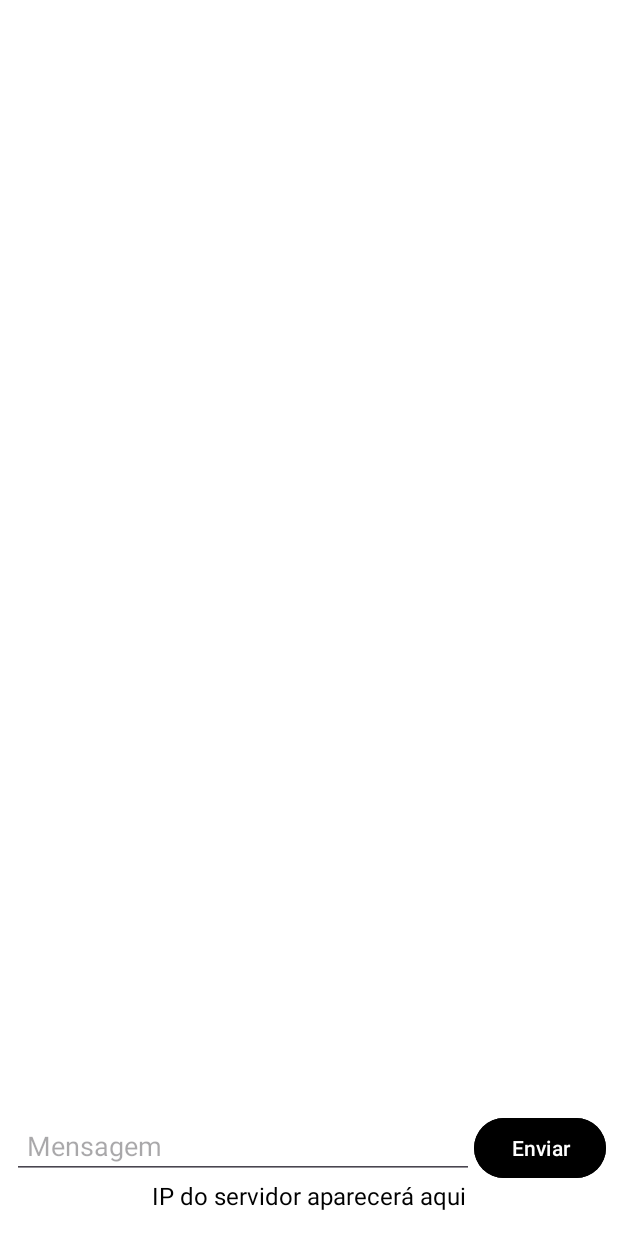
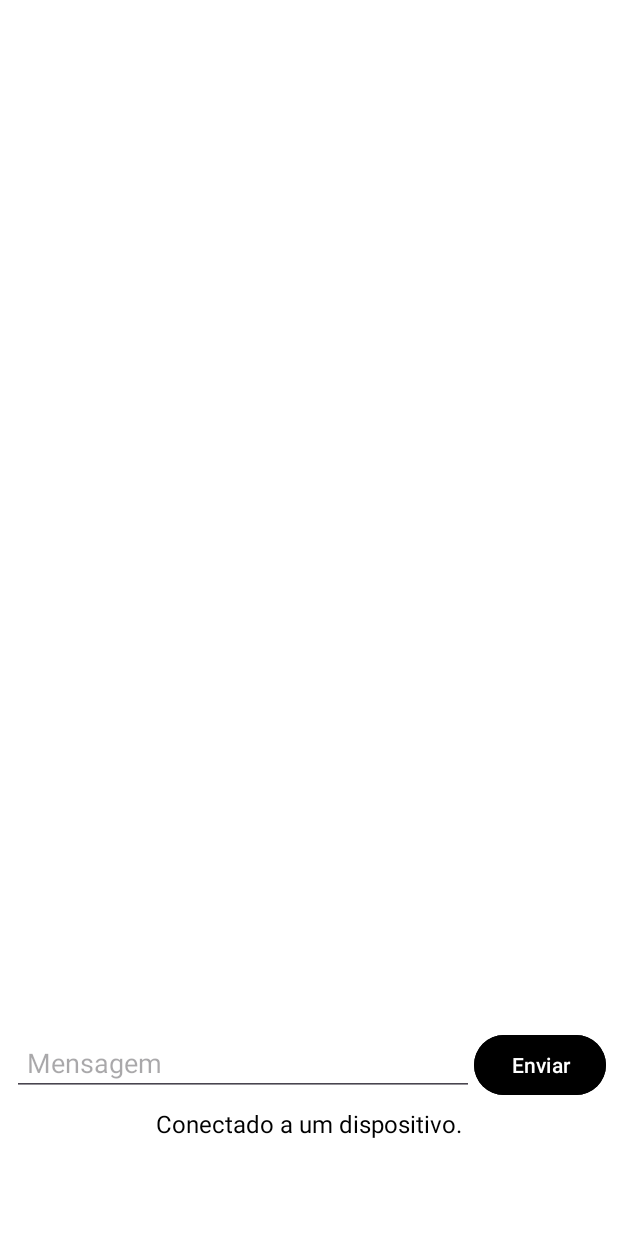
Before and after one commit to Gabriel-Fontanari1/chatSocketNew, an Android app: the ActivityChat screen opened directly, with no data from a screen before it, after a tap on "Enviar", on a phone screen of 412 x 824 dp. Run offline under Robolectric (Android 15) with nearby library versions, the phone set to English and light mode, and no system bars.

Commit message:
tudo pronto!

```diff
--- a/app/src/main/java/com/example/chatsocketnew/ActivityChat.java
+++ b/app/src/main/java/com/example/chatsocketnew/ActivityChat.java
@@ -12,9 +12,6 @@ import androidx.activity.EdgeToEdge;
 import androidx.appcompat.app.AppCompatActivity;
 import androidx.core.app.ActivityCompat;
 import androidx.core.content.ContextCompat;
-import androidx.core.graphics.Insets;
-import androidx.core.view.ViewCompat;
-import androidx.core.view.WindowInsetsCompat;
 import androidx.recyclerview.widget.LinearLayoutManager;
 import androidx.recyclerview.widget.RecyclerView;
 import java.util.ArrayList;
@@ -64,7 +61,7 @@ public class ActivityChat extends AppCompatActivity {
         username = getIntent().getStringExtra("username"); // Busca o username digitado
 
         if (isServer) {
-            servidorSocket = new ServidorSocket(this);
+            servidorSocket = new ServidorSocket(this, username);  // Adiciona o username como parâmetro
             servidorSocket.startServer(8080);
 
             String localIpAddress = getLocalIpAddress();
@@ -76,11 +73,13 @@ public class ActivityChat extends AppCompatActivity {
             clienteSocket.connectToServer(serverIp, 8080);
         }
 
+
         btnEnviar.setOnClickListener(v -> {
             String mensagem = inputMensagem.getText().toString().trim();
-            String nomeUsuario = getIntent().getStringExtra("username");
+            String nomeUsuario = username; // Usa o username correto
+
             if (!mensagem.isEmpty()) {
-                Message message = new Message(mensagem, true, nomeUsuario);
+                Message message = new Message(mensagem, true, nomeUsuario); // Mensagem enviada pelo próprio usuário
                 addMessage(message);
 
                 if (isServer && servidorSocket != null) {
@@ -116,5 +115,4 @@ public class ActivityChat extends AppCompatActivity {
             }
         }
     }
-
 }
--- a/app/src/main/java/com/example/chatsocketnew/MainActivity.java
+++ b/app/src/main/java/com/example/chatsocketnew/MainActivity.java
@@ -39,7 +39,7 @@ public class MainActivity extends AppCompatActivity {
                 intent.putExtra("isServer", true);
                 intent.putExtra("username", username);
                 startActivity(intent);
-
+                finish();
             }
         });
 
@@ -57,6 +57,7 @@ public class MainActivity extends AppCompatActivity {
                 intent.putExtra("serverIp", ip);
                 intent.putExtra("username", username); // Username
                 startActivity(intent);
+                finish();
             }
         });
     }
--- a/app/src/main/res/layout/activity_chat.xml
+++ b/app/src/main/res/layout/activity_chat.xml
@@ -12,7 +12,7 @@
         android:id="@+id/recyclerViewMessages"
         android:layout_width="0dp"
         android:layout_height="0dp"
-        android:layout_marginBottom="10dp"
+        android:layout_marginBottom="5dp"
         android:padding="8dp"
         android:scrollbars="vertical"
         app:layout_constraintBottom_toTopOf="@id/messageInputLayout"
@@ -23,9 +23,9 @@
     <TextView
         android:id="@+id/textViewIp"
         android:layout_width="wrap_content"
-        android:layout_height="wrap_content"
+        android:layout_height="70dp"
         android:layout_margin="16dp"
-        android:text="IP do servidor aparecerá aqui"
+        android:text="Conectado a um dispositivo."
         android:textColor="@android:color/black"
         android:textSize="16sp"
         app:layout_constraintBottom_toBottomOf="parent"
@@ -36,7 +36,7 @@
     <LinearLayout
         android:id="@+id/messageInputLayout"
         android:layout_width="0dp"
-        android:layout_height="wrap_content"
+        android:layout_height="130dp"
         android:layout_margin="8dp"
         android:orientation="horizontal"
         app:layout_constraintBottom_toBottomOf="parent"
@@ -47,10 +47,11 @@
             android:id="@+id/inputMensagem"
             android:layout_width="0dp"
             android:layout_height="wrap_content"
+            android:layout_marginBottom="30dp"
             android:layout_weight="1"
             android:hint="Mensagem"
-            android:layout_marginBottom="30dp"
             android:padding="10dp"
+            android:textColor="@color/black"
             android:singleLine="true" />
 
         <Button
--- a/app/src/main/res/layout/activity_main.xml
+++ b/app/src/main/res/layout/activity_main.xml
@@ -17,6 +17,7 @@
         android:ems="10"
         android:hint="Nome de usuário"
         android:inputType="text"
+        android:textColor="@color/black"
         app:layout_constraintBottom_toBottomOf="parent"
         app:layout_constraintEnd_toEndOf="parent"
         app:layout_constraintHorizontal_bias="0.826"
@@ -31,6 +32,7 @@
         android:ems="10"
         android:hint="Conectar-se a um ip"
         android:inputType="text"
+        android:textColor="@color/black"
         app:layout_constraintBottom_toBottomOf="parent"
         app:layout_constraintEnd_toEndOf="parent"
         app:layout_constraintStart_toStartOf="parent" />
--- a/app/src/main/res/layout/chat_one_line_enviamsg.xml
+++ b/app/src/main/res/layout/chat_one_line_enviamsg.xml
@@ -24,6 +24,7 @@
             android:layout_width="wrap_content"
             android:layout_height="wrap_content"
             android:text="Usuário"
+            android:textColor="@color/black"
             android:textSize="20sp" />
 
         <TextView
@@ -31,6 +32,7 @@
             android:layout_width="wrap_content"
             android:layout_height="wrap_content"
             android:text="Mensagem enviada"
+            android:textColor="@color/black"
             android:textSize="20sp" />
     </LinearLayout>
 
--- a/app/src/main/res/layout/chat_one_line_recebemsg.xml
+++ b/app/src/main/res/layout/chat_one_line_recebemsg.xml
@@ -23,6 +23,7 @@
             android:layout_width="wrap_content"
             android:layout_height="wrap_content"
             android:text="Usuário"
+            android:textColor="@color/black"
             android:textSize="20sp" />
 
         <TextView
@@ -30,6 +31,7 @@
             android:layout_width="wrap_content"
             android:layout_height="wrap_content"
             android:text="Mensagem recebida"
+            android:textColor="@color/black"
             android:textSize="20sp" />
     </LinearLayout>
 
--- a/gradle/libs.versions.toml
+++ b/gradle/libs.versions.toml
@@ -1,5 +1,5 @@
 [versions]
-agp = "8.7.0"
+agp = "8.7.1"
 junit = "4.13.2"
 junitVersion = "1.2.1"
 espressoCore = "3.6.1"
```
Also changed, not shown: app/src/main/java/com/example/chatsocketnew/ClienteSocket.java (+13 -2 lines), app/src/main/java/com/example/chatsocketnew/ServidorSocket.java (+6 -3 lines).
